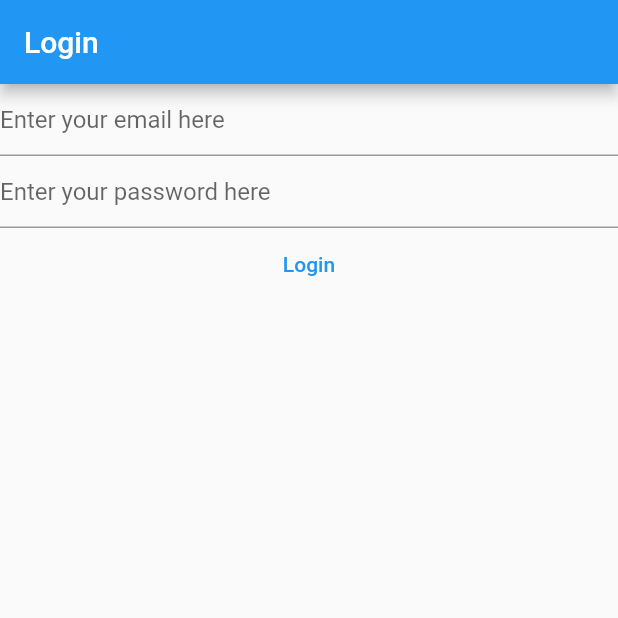
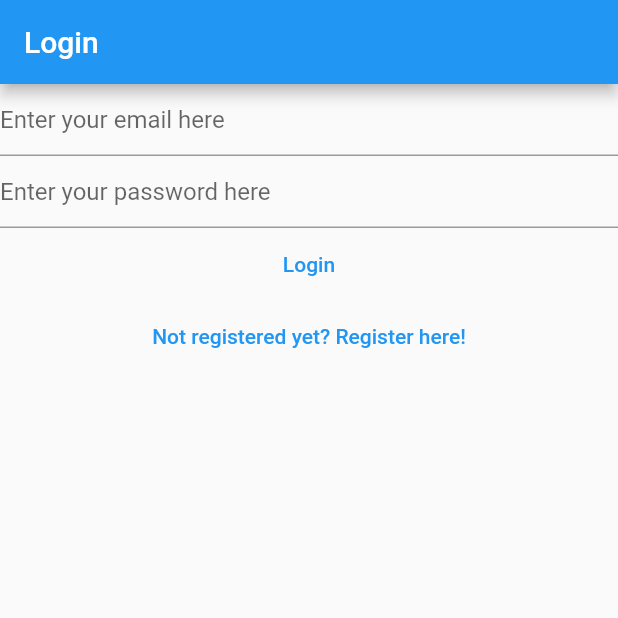
Before and after one commit to pat721/simplenotes, a Flutter app: the screen it shows after launch, on a phone screen of 412 x 824 dp, the top half of it. Run offline on Flutter 3.47's test engine with Material 2 defaults, Android fonts, the light colour scheme and no system bars; our stand-ins replace firebase_auth, firebase_core; accounts and stored records are empty; generated files the repository leaves out were written again.

Commit message:
Add routes

```diff
--- a/lib/views/login_view.dart
+++ b/lib/views/login_view.dart
@@ -74,6 +74,13 @@ class _LoginViewState extends State<LoginView> {
                     },
                     child: const Text('Login'),
                   ),
+                  TextButton(
+                    onPressed: () {
+                      Navigator.of(context).pushNamedAndRemoveUntil(
+                          '/register/', (route) => false);
+                    },
+                    child: const Text('Not registered yet? Register here!'),
+                  )
                 ],
               );
             default:
```
Also changed, not shown: lib/views/register_view.dart (+7 -0 lines).
